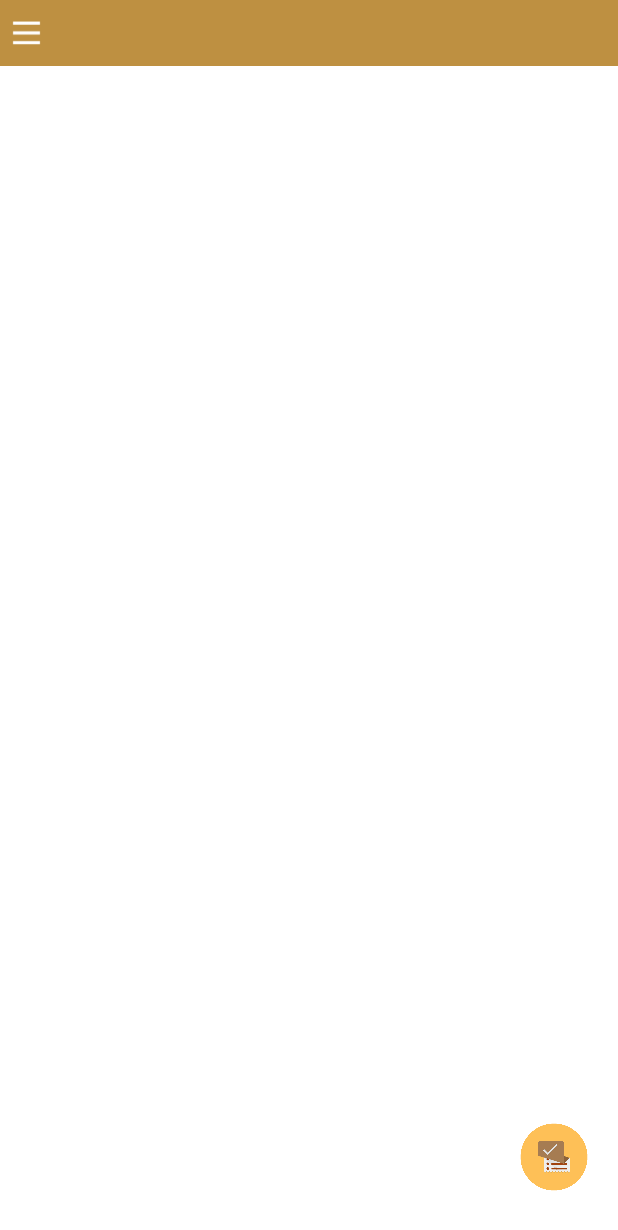
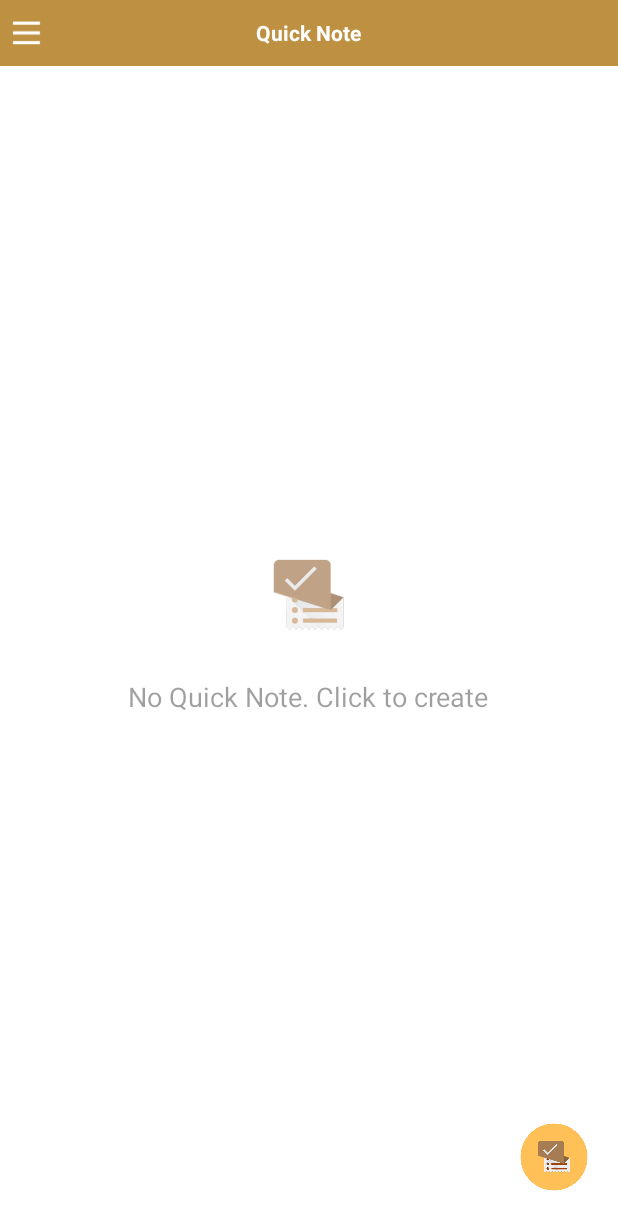
Before and after one commit to ktilakraj/NewSourceCode, an Android app: the MemoListingActivity screen opened directly, with no data from a screen before it, on a phone screen of 412 x 824 dp. Shown: the top 1230 px of the screen. Run offline under Robolectric (Android 15) with nearby library versions, the phone set to English and light mode, and no system bars; network calls fail; 3 statements that could not run were skipped.

Commit message:
changes on 07-10-16 12:24 AM

```diff
--- a/NoteShare/app/src/main/java/com/eNotes/Memo/MemoListingActivity.java
+++ b/NoteShare/app/src/main/java/com/eNotes/Memo/MemoListingActivity.java
@@ -15,10 +15,8 @@ import android.widget.ImageButton;
 import android.widget.LinearLayout;
 import android.widget.ScrollView;
 import android.widget.TextView;
-import android.widget.Toast;
 
 import com.eNotes.Utlity.DialogUtill;
-import com.eNotes.Utlity.OnSwipeTouchListener;
 import com.eNotes.noteshare.DrawerActivity;
 import com.google.gson.Gson;
 import com.google.gson.internal.LinkedTreeMap;
@@ -40,8 +38,11 @@ public class MemoListingActivity extends DrawerActivity {
     public HashMap<String,Object> dataHashMap =new HashMap<>();
     public ArrayList<LinkedTreeMap<String,String>> arrayList = new ArrayList<>();
 
-    ImageButton imageButtonHamburg;
+    ImageButton imageButtonHamburg,imageButtoncalander;
     TextView textViewheaderTitle;
+    boolean isLongClick=false;
+    public  ArrayList<LinkedTreeMap<String,String>> arrayListSelectedIndex = new ArrayList<>();
+    LinearLayout noQuickNote;
 
     @Override
     protected void onCreate(Bundle savedInstanceState) {
@@ -55,16 +56,30 @@ public class MemoListingActivity extends DrawerActivity {
 
         btnAdd=(ImageButton) contentView.findViewById(R.id.btnAddClick1);
         scrollView=(ScrollView) contentView.findViewById(R.id.scrollMemo);
+        noQuickNote = (LinearLayout) findViewById(R.id.noQuickNote) ;
+        noQuickNote.setVisibility(View.GONE);
 
             imageButtonHamburg = (ImageButton) contentView.findViewById(R.id.mainHeadermenue).findViewById(R.id.imageButtonHamburg);
             textViewheaderTitle = (TextView) contentView.findViewById(R.id.mainHeadermenue).findViewById(R.id.textViewheaderTitle);
             textViewheaderTitle.setText("");
+            imageButtoncalander = (ImageButton) contentView.findViewById(R.id.mainHeadermenue).findViewById(R.id.imageButtoncalander);
+            imageButtoncalander.setImageResource(R.drawable.delete_white_icon);
+            imageButtoncalander.setVisibility(View.GONE);
+            imageButtoncalander.setOnClickListener(new View.OnClickListener() {
+                @Override
+                public void onClick(View v) {
+
+                    deleteMemo();
+
+                }
+            });
 
             imageButtonHamburg.setOnClickListener(new View.OnClickListener() {
             @Override
             public void onClick(View v) {
 
                 openSlideMenu();
+
                 }
             });
 
@@ -100,6 +115,11 @@ public class MemoListingActivity extends DrawerActivity {
         arrayList =(ArrayList<LinkedTreeMap<String,String>>)dataHashMap.get(FileUtility.ROOTKEY);
         Collections.reverse(arrayList);
 
+        noQuickNote.setVisibility(View.GONE);
+        if (arrayList.size()<=0) {
+            noQuickNote.setVisibility(View.VISIBLE);
+        }
+
         View view;
         int tag=0;
         int numberOfMemo=0;
@@ -132,29 +152,50 @@ public class MemoListingActivity extends DrawerActivity {
                 @Override
                 public void onClick(View v) {
 
-                    Log.d(" the Click view:",""+v.getTag());
+                    if (isLongClick) {
+
+                        int index=(int)v.getTag();
+
+                        if (arrayListSelectedIndex.contains(arrayList.get(index))) {
+
+                            arrayListSelectedIndex.remove(arrayList.get(index));
+                            v.setBackgroundColor(Color.TRANSPARENT);
+                            resetlongPress();
+                        } else  {
+
+                            arrayListSelectedIndex.add(arrayList.get(index));
+                            v.setBackgroundColor(Color.GRAY);
+                        }
+
+                    } else {
+
                         FileUtility.memoselectedindex=(int)v.getTag();
                         moveToMemoDisplay();
+                    }
+                    Log.d(" the Click view:",""+v.getTag());
+
 
                 }
             });
 
+            view.setOnLongClickListener(new View.OnLongClickListener() {
+                @Override
+                public boolean onLongClick(View v) {
 
-            view.setOnTouchListener(new OnSwipeTouchListener(MemoListingActivity.this) {
-                public void onSwipeTop() {
-                    Toast.makeText(MemoListingActivity.this, "top", Toast.LENGTH_SHORT).show();
+                    if (!isLongClick) {
+                        v.setBackgroundColor(Color.GRAY);
+                        isLongClick=true;
+                        imageButtoncalander.setVisibility(View.VISIBLE);
+                        int index=(int)v.getTag();
+                        arrayListSelectedIndex.add(arrayList.get(index));
                     }
-                public void onSwipeRight() {
-                    Toast.makeText(MemoListingActivity.this, "right", Toast.LENGTH_SHORT).show();
+                    Log.d(" long Click view:",""+v.getTag());
+
+
+                    return true;
                 }
-                public void onSwipeLeft() {
-                    Toast.makeText(MemoListingActivity.this, "left", Toast.LENGTH_SHORT).show();
-                }
-                public void onSwipeBottom() {
-                    Toast.makeText(MemoListingActivity.this, "bottom", Toast.LENGTH_SHORT).show();
-                }
+            });
 
-            });
 
             int color = Color.parseColor("#f1f1f1");
             Drawable background = mainlayout1.getBackground();
@@ -170,11 +211,23 @@ public class MemoListingActivity extends DrawerActivity {
 
         scrollView.scrollTo(0,0);
 
-        if (numberOfMemo>0)
+        if (numberOfMemo>=1)
         {
             textViewheaderTitle.setText("Quick Note ("+(numberOfMemo)+")");
+
+        } else {
+
+            textViewheaderTitle.setText("Quick Note");
         }
 
+    }
+
+    void resetlongPress()
+    {
+        if (arrayListSelectedIndex.size()<=0) {
+
+            onBackPressed();
+        }
     }
 
     void  readFileDetail() {
@@ -190,7 +243,7 @@ public class MemoListingActivity extends DrawerActivity {
             arrayList = new ArrayList<>();
             dataHashMap.put(FileUtility.ROOTKEY, arrayList);
 
-            if (isFirstTime == false) {
+            if (!isFirstTime) {
 
                 moveToMemoDisplay();
                 isFirstTime=true;
@@ -201,10 +254,67 @@ public class MemoListingActivity extends DrawerActivity {
         updateUi();
     }
 
+    void deleteMemo()
+    {
+
+        if (arrayListSelectedIndex.size()>0) {
+
+           for (int i=0;i<arrayListSelectedIndex.size();i++) {
+
+
+               arrayList.remove(arrayListSelectedIndex.get(i));
+           }
+
+            dataHashMap.put(FileUtility.ROOTKEY,arrayList);
+            Gson gson = new Gson();
+            String json = gson.toJson(dataHashMap);
+            FileUtility.writeToFile(json,MemoListingActivity.this);
+            arrayListSelectedIndex.clear();
+        }
+        isLongClick=false;
+        imageButtoncalander.setVisibility(View.GONE);
+        readFileDetail();
+
+
+    }
+
+
     public void onBackPressed()
     {
 
+        if (isLongClick) {
+
+            isLongClick=false;
+            arrayListSelectedIndex.clear();
+            imageButtoncalander.setVisibility(View.GONE);
+            readFileDetail();
+
+        } else {
+
             DialogUtill.backDialog(this);
+        }
+
 
     }
+
+    void unused()
+    {
+       /* view.setOnTouchListener(new OnSwipeTouchListener(MemoListingActivity.this) {
+            public void onSwipeTop() {
+                Toast.makeText(MemoListingActivity.this, "top", Toast.LENGTH_SHORT).show();
             }
+            public void onSwipeRight() {
+                Toast.makeText(MemoListingActivity.this, "right", Toast.LENGTH_SHORT).show();
+            }
+            public void onSwipeLeft() {
+                Toast.makeText(MemoListingActivity.this, "left", Toast.LENGTH_SHORT).show();
+            }
+            public void onSwipeBottom() {
+                Toast.makeText(MemoListingActivity.this, "bottom", Toast.LENGTH_SHORT).show();
+            }
+
+        });*/
+    }
+
+
+}
--- a/NoteShare/app/src/main/res/layout/memolistingactivity.xml
+++ b/NoteShare/app/src/main/res/layout/memolistingactivity.xml
@@ -45,4 +45,32 @@
             />
 
     </RelativeLayout>
+
+    <LinearLayout
+        android:layout_width="wrap_content"
+        android:layout_centerInParent="true"
+        android:alpha="0.7"
+        android:id="@+id/noQuickNote"
+        android:orientation="vertical"
+        android:layout_height="wrap_content">
+
+        <ImageView
+            android:layout_width="match_parent"
+            android:src="@drawable/no_memo"
+            android:layout_gravity="center_vertical"
+            android:layout_height="100dp"
+            android:id="@+id/imageView" />
+
+        <TextView
+            android:layout_width="wrap_content"
+            android:layout_marginTop="5dp"
+            android:textSize="18sp"
+            android:gravity="center"
+            android:text="No Quick Note. Click to create"
+            android:layout_height="match_parent" />
+
+    </LinearLayout>
+
+
+
 </RelativeLayout>
--- a/NoteShare/app/src/main/res/layout/memorow.xml
+++ b/NoteShare/app/src/main/res/layout/memorow.xml
@@ -21,6 +21,7 @@
         android:textStyle="bold"
         android:textSize="16sp"
         android:paddingLeft="5dp"
+        android:layout_marginBottom="2dp"
         android:layout_height="wrap_content"
         />
     <TextView
--- a/NoteShare/app/src/main/res/layout/menu_header.xml
+++ b/NoteShare/app/src/main/res/layout/menu_header.xml
@@ -42,7 +42,7 @@
         android:layout_width="wrap_content"
         android:layout_height="wrap_content"
         android:layout_alignParentEnd="true"
-        android:visibility="gone"
+        android:visibility="visible"
         android:layout_centerVertical="true"
         android:orientation="horizontal" >
         <ImageButton
@@ -51,15 +51,19 @@
             android:layout_height="wrap_content"
             android:background="@android:color/transparent"
             android:padding="5dp"
+            android:visibility="gone"
             android:scaleType="fitCenter"
+            android:layout_marginRight="5dp"
             android:src="@drawable/sequnce_header_logo" />
 
         <ImageButton
             android:id="@+id/imageButtoncalander"
-            android:layout_width="wrap_content"
-            android:layout_height="wrap_content"
+            android:layout_width="35dp"
+            android:layout_height="35dp"
             android:background="@android:color/transparent"
             android:padding="5dp"
+            android:layout_marginRight="5dp"
+            android:visibility="gone"
             android:scaleType="fitCenter"
             android:src="@drawable/calander_header_icon" />
     </LinearLayout>
```
Also changed, not shown: NoteShare/app/src/main/java/com/eNotes/Memo/MemoDisplayActivity.java (+6 -1 lines), NoteShare/app/src/main/res/drawable/delete_white_icon.png (added), NoteShare/app/src/main/res/drawable/no_memo.png (added), 10 other files. Lines whose indentation alone changed are shown as unchanged.
